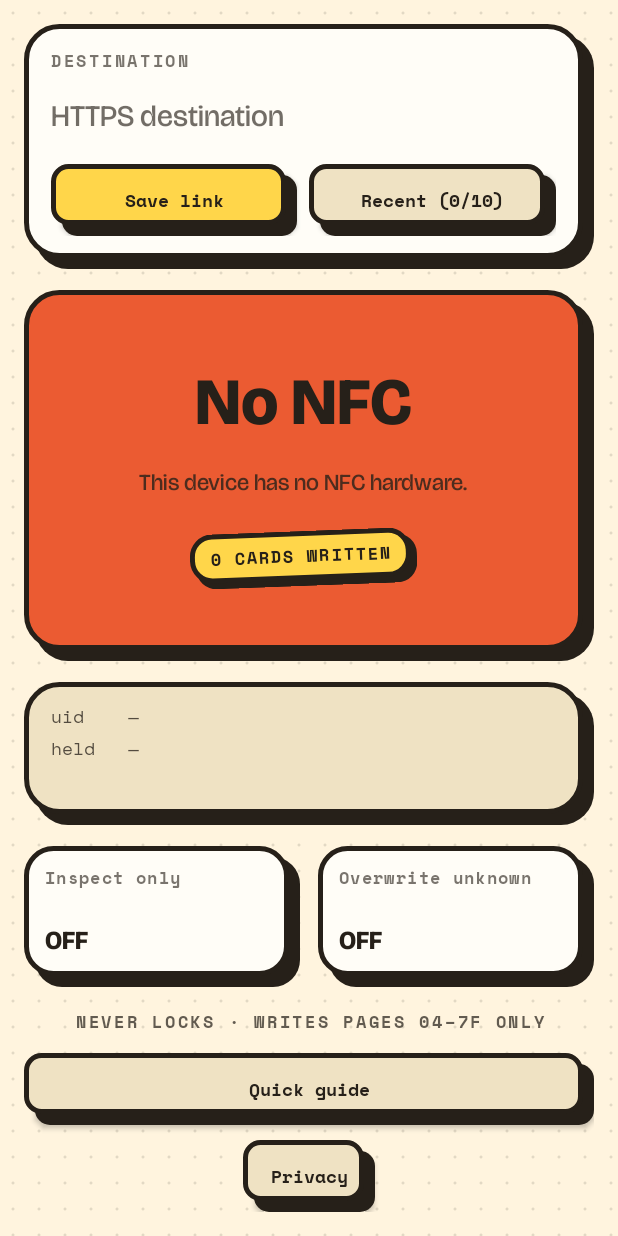
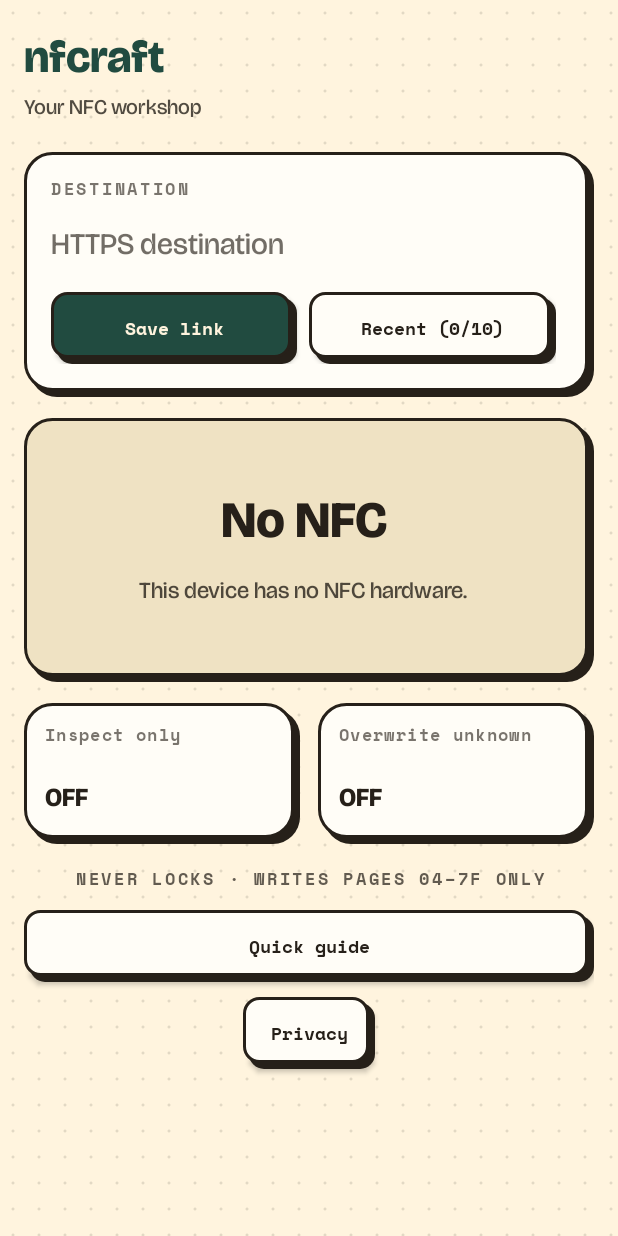
Before and after one commit to snowyukitty/nfcraft, an Android app: the screen it shows after launch (MainActivity), on a phone screen of 412 x 824 dp. Run offline under Robolectric (Android 15) with nearby library versions, the light colour scheme and no system bars.

Commit message:
Refine Android interactions and hold legacy store identity

```diff
--- a/android/app/build.gradle.kts
+++ b/android/app/build.gradle.kts
@@ -10,8 +10,8 @@ android {
         applicationId = "best.tgs.cardwriter"
         minSdk = 21
         targetSdk = 36
-        versionCode = 4
-        versionName = "0.4.0"
+        versionCode = 5
+        versionName = "0.4.1"
     }
 
     val signingValues = listOf("NFCRAFT_UPLOAD_STORE_FILE", "NFCRAFT_UPLOAD_STORE_PASSWORD",
--- a/android/app/src/main/java/best/tgs/cardwriter/MainActivity.java
+++ b/android/app/src/main/java/best/tgs/cardwriter/MainActivity.java
@@ -433,25 +433,29 @@ public final class MainActivity extends Activity implements NfcAdapter.ReaderCal
     private void dress() {
         View root = findViewById(android.R.id.content);
         Nb.skin(root, Nb.paper(this));
+        TextView brand = findViewById(R.id.brandTitle);
+        brand.setTypeface(Nb.display(this, true));
+        brand.setTextColor(Nb.FOREST);
+        TextView caption = findViewById(R.id.brandCaption);
+        caption.setTypeface(Nb.display(this, false));
+        caption.setTextColor(Nb.withAlpha(Nb.INK, 0.8f));
 
         Nb.skin(destinationCard, Nb.card(this, Nb.PAPER));
         Nb.skin(stage, Nb.card(this, Nb.PAPER));
         Nb.skin(evidence, Nb.card(this, Nb.BEIGE));
 
-        // A sticker, not a label: small radius, shallow drop, and off the grid
-        // by a couple of degrees so the count reads as something stuck on.
-        Nb.skin(counter, Nb.card(this, Nb.YELLOW, 13, 4));
-        counter.setRotation(-2.2f);
+        // Keep the session count quiet; card outcomes carry the stronger colors.
+        Nb.skin(counter, Nb.card(this, Nb.BEIGE, 10, 2));
 
         Nb.pressable(inspectOnly, Nb.PAPER, 18);
         Nb.pressable(allowUnknown, Nb.PAPER, 18);
         for (int id : new int[]{R.id.saveUrl, R.id.recentUrls, R.id.privacy, R.id.help, R.id.nfcSettings}) {
             TextView button = findViewById(id);
             button.setBackgroundTintList(null);
-            Nb.pressable(button, id == R.id.saveUrl ? Nb.YELLOW : Nb.BEIGE, 10);
+            Nb.pressable(button, id == R.id.saveUrl ? Nb.FOREST : Nb.PAPER, 10);
             button.setTypeface(Nb.mono(this, true));
             button.setTextSize(12);
-            button.setTextColor(Nb.INK);
+            button.setTextColor(id == R.id.saveUrl ? Nb.CREAM : Nb.INK);
         }
 
         Nb.label(findViewById(R.id.destinationLabel));
@@ -478,7 +482,7 @@ public final class MainActivity extends Activity implements NfcAdapter.ReaderCal
         detail.setTextColor(Nb.withAlpha(Nb.INK, 0.8f));
 
         counter.setTypeface(Nb.mono(this, true));
-        counter.setLetterSpacing(0.12f);
+        counter.setLetterSpacing(0.04f);
         counter.setTextColor(Nb.INK);
 
         evidence.setTypeface(Nb.mono(this, false));
@@ -539,11 +543,11 @@ public final class MainActivity extends Activity implements NfcAdapter.ReaderCal
             return;
         }
         if (adapter == null) {
-            paint(Nb.TERRACOTTA, "No NFC", "This device has no NFC hardware.", null);
+            paint(Nb.BEIGE, "No NFC", "This device has no NFC hardware.", null);
             return;
         }
         if (!adapter.isEnabled()) {
-            paint(Nb.TERRACOTTA, "NFC is off", "Turn NFC on in Settings, then return here.", null);
+            paint(Nb.BEIGE, "NFC is off", "Turn NFC on in Settings, then return here.", null);
             return;
         }
         Bundle extras = new Bundle();
@@ -822,10 +826,13 @@ public final class MainActivity extends Activity implements NfcAdapter.ReaderCal
         headline.setText(title);
         detail.setText(message == null ? "" : message);
         detail.setVisibility(message == null || message.isEmpty() ? View.GONE : View.VISIBLE);
-        // The receipt keeps its place when there is nothing on it, so the
-        // page never reflows under the operator between one card and the next.
+        // Show operational detail only when a card actually produced evidence.
+        // It sits below the mode controls, so their position remains stable.
+        evidence.setVisibility(facts == null || facts.isEmpty() || facts.equals(RESTING_RECEIPT)
+                ? View.GONE : View.VISIBLE);
         evidence.setText(facts == null || facts.isEmpty() ? RESTING_RECEIPT : facts);
         counter.setText(written == 1 ? "1 CARD WRITTEN" : written + " CARDS WRITTEN");
+        counter.setVisibility(written > 0 ? View.VISIBLE : View.GONE);
     }
 
     private void signal(int sound) {
--- a/android/app/src/main/java/best/tgs/cardwriter/Nb.java
+++ b/android/app/src/main/java/best/tgs/cardwriter/Nb.java
@@ -32,6 +32,7 @@ final class Nb {
     static final int CREAM = 0xFFFFF4DE;
     static final int PAPER = 0xFFFFFDF7;
     static final int BEIGE = 0xFFEFE2C3;
+    static final int FOREST = 0xFF214B40;
 
     static final int YELLOW = 0xFFFFD64A;
     static final int PINK = 0xFFF6B6CA;
@@ -39,10 +40,10 @@ final class Nb {
     static final int TERRACOTTA = 0xFFEB5B32;
     static final int SAGE = 0xFFBED7A6;
 
-    static final int RADIUS_DP = 22;
-    static final int BORDER_DP = 3;
-    static final int DROP_DP = 7;
-    static final int PRESS_DP = 3;
+    static final int RADIUS_DP = 18;
+    static final int BORDER_DP = 2;
+    static final int DROP_DP = 4;
+    static final int PRESS_DP = 2;
 
     private static Typeface display;
     private static Typeface displayBold;
@@ -137,14 +138,13 @@ final class Nb {
                     v.setTranslationX(0);
                     v.setTranslationY(0);
                     skin(v, card(context, currentFill(v, fill), radiusDp, DROP_DP));
-                    if (event.getActionMasked() == MotionEvent.ACTION_UP) {
-                        v.performClick();
-                    }
                     break;
                 default:
                     break;
             }
-            return true;
+            // Android owns tap/slop/cancel/disabled semantics, including keyboard and
+            // accessibility clicks. This listener supplies decoration only.
+            return false;
         });
     }
 
--- a/android/app/src/main/res/layout/activity_main.xml
+++ b/android/app/src/main/res/layout/activity_main.xml
@@ -15,6 +15,21 @@
     android:padding="16dp"
     android:focusable="true"
     android:focusableInTouchMode="true">
+
+    <TextView
+        android:id="@+id/brandTitle"
+        android:layout_width="match_parent"
+        android:layout_height="wrap_content"
+        android:text="@string/app_name"
+        android:textSize="30sp" />
+    <TextView
+        android:id="@+id/brandCaption"
+        android:layout_width="match_parent"
+        android:layout_height="wrap_content"
+        android:layout_marginTop="2dp"
+        android:layout_marginBottom="20dp"
+        android:text="@string/workshop_caption"
+        android:textSize="14sp" />
 
     <LinearLayout
         android:id="@+id/destinationCard"
@@ -87,8 +102,7 @@
         android:id="@+id/stage"
         android:layout_width="match_parent"
         android:layout_height="wrap_content"
-        android:minHeight="220dp"
-        android:layout_weight="1"
+        android:minHeight="176dp"
         android:layout_marginTop="14dp"
         android:orientation="vertical"
         android:gravity="center"
@@ -102,8 +116,7 @@
             android:layout_width="match_parent"
             android:layout_height="wrap_content"
             android:gravity="center"
-            android:textSize="44sp"
-            android:lineSpacingExtra="-4dp"
+            android:textSize="34sp"
             android:accessibilityLiveRegion="polite"
             android:text="@string/starting" />
 
@@ -130,7 +143,7 @@
             android:id="@+id/counter"
             android:layout_width="wrap_content"
             android:layout_height="wrap_content"
-            android:layout_marginTop="22dp"
+            android:layout_marginTop="16dp"
             android:paddingStart="14dp"
             android:paddingTop="7dp"
             android:paddingEnd="18dp"
@@ -138,19 +151,6 @@
             android:textSize="11sp" />
 
     </LinearLayout>
-
-    <TextView
-        android:id="@+id/evidence"
-        android:layout_width="match_parent"
-        android:layout_height="wrap_content"
-        android:layout_marginTop="14dp"
-        android:paddingStart="18dp"
-        android:paddingTop="14dp"
-        android:paddingEnd="25dp"
-        android:paddingBottom="21dp"
-        android:textSize="12sp"
-        android:minLines="3"
-        android:lineSpacingExtra="4dp" />
 
     <LinearLayout
         android:id="@+id/modeControls"
@@ -230,6 +230,19 @@
     </LinearLayout>
 
     <TextView
+        android:id="@+id/evidence"
+        android:layout_width="match_parent"
+        android:layout_height="wrap_content"
+        android:layout_marginTop="14dp"
+        android:paddingStart="18dp"
+        android:paddingTop="14dp"
+        android:paddingEnd="25dp"
+        android:paddingBottom="21dp"
+        android:textSize="12sp"
+        android:minLines="3"
+        android:lineSpacingExtra="4dp" />
+
+    <TextView
         android:id="@+id/footnote"
         android:layout_width="match_parent"
         android:layout_height="wrap_content"
--- a/android/app/src/main/res/values/strings.xml
+++ b/android/app/src/main/res/values/strings.xml
@@ -1,6 +1,7 @@
 <?xml version="1.0" encoding="utf-8"?>
 <resources>
     <string name="app_name">nfcraft</string>
+    <string name="workshop_caption">Your NFC workshop</string>
     <string name="destination_label">DESTINATION</string>
     <string name="support_email" translatable="false">dokoii@proton.me</string>
     <string name="email_support">Email support</string>
```
Also changed, not shown: 13 other files.
